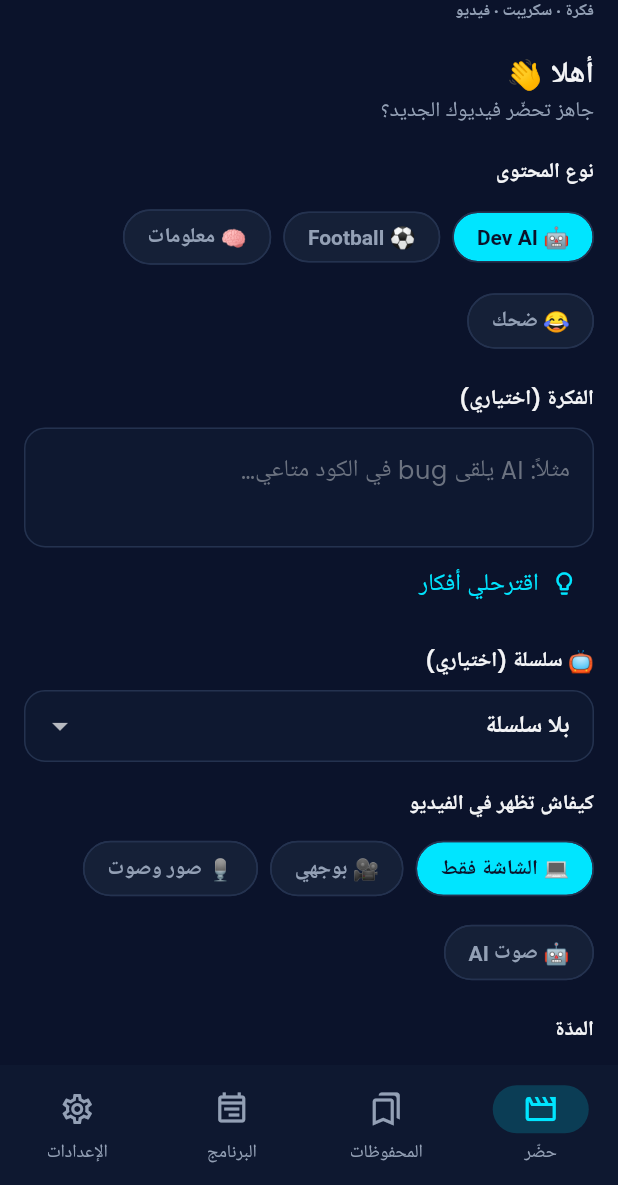
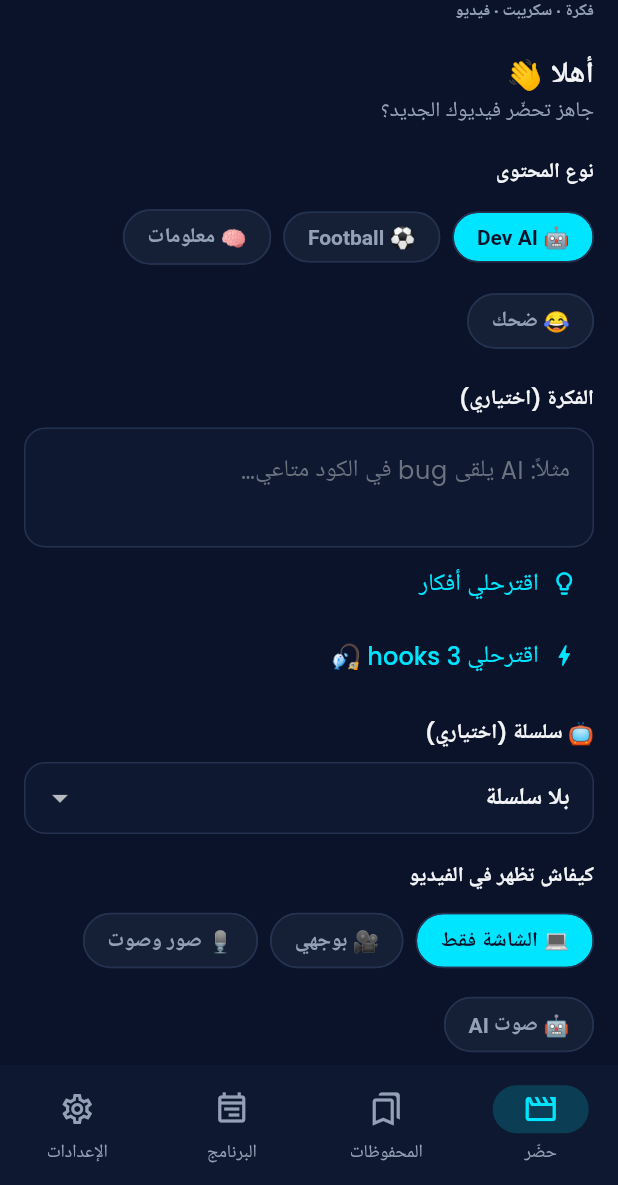
Before and after one commit to marwenbannour/tiktok-studio, a Flutter app: the screen it shows after launch, on a phone screen of 412 x 824 dp, the part 51-1236 px from its top. Run offline on Flutter 3.47's test engine with Material 3 defaults, Android fonts, the phone set to English and light mode, and no system bars; our stand-ins replace camera, drift, drift_flutter, flutter_local_notifications, flutter_secure_storage, flutter_timezone and 6 more; missing offline and left inert: gal; accounts and stored records are empty; generated files the repository leaves out were written again.

Commit message:
Feature: اقتراح 3 hooks (أهمّ 3 ثواني)
- Prompts.hooks(category, idea): يطلب 3 hooks مختلفة (<12 كلمة) للموضوع/الفكرة.
- Prompts.script(hook): كان المستخدم اختار hook، يتفرض كـsegment الأول.
- شاشة حضّر: زرّ «اقترحلي 3 hooks 🎣» → cards → نختار وحدة → banner
  «الـhook المختار» يتبعث للتوليد (مع إمكانية الشيل).
- يساعد النموّ: الـcompletion rate يبدا من أول 3 ثواني.
- 3 tests جداد — 44 host test خضر، analyze نظيف، APK arm64 22.3 Mo.

Co-Authored-By: Claude Opus 4.8 <noreply@anthropic.com>

```diff
--- a/lib/prompts.dart
+++ b/lib/prompts.dart
@@ -17,6 +17,7 @@ class Prompts {
     required String style,
     required int duration,
     String seriesContext = '',
+    String hook = '',
   }) =>
       '''$rules
 
@@ -25,6 +26,7 @@ class Prompts {
 - الفكرة: ${idea.isEmpty ? 'إختار إنت فكرة قوية وبسيطة تناسب مبتدئ' : idea}
 - طريقة الظهور: $style
 - المدّة: $duration ثانية بالضبط، format 9:16
+${hook.trim().isEmpty ? '' : '- الـhook (segment الأول، أول 3 ثواني) لازم يكون بالضبط: «${hook.trim()}» — ابنِ الباقي عليه.'}
 ${seriesContext.isEmpty ? '' : '''
 هذا جزء من سلسلة حلقات متواصلة. الحلقات اللي فاتت:
 $seriesContext
@@ -72,4 +74,12 @@ $all
 
 اقترح 5 أفكار فيديوهات TikTok قصيرة في موضوع: $category. كل فكرة جملة قصيرة بالدارجة التونسية، سهلة التصوير لمبتدئ.
 جاوب بـJSON برك: {"ideas":["...","..."]}''';
+
+  static String hooks(String category, String idea) => '''$rules
+
+المطلوب: 3 hooks مختلفة لفيديو TikTok في موضوع: $category.
+${idea.trim().isEmpty ? 'إختار إنت زاوية قوية تناسب مبتدئ.' : 'الفكرة: ${idea.trim()}'}
+الـhook هو أول 3 ثواني: جملة وحدة قصيرة (أقل من 12 كلمة) توقّف المشاهد وتمنعو يسكرولا.
+خلّي الـ3 مختلفين في الأسلوب (مثلا: سؤال مثير، نتيجة صادمة، غلطة شائعة، «شدّ بالك»...).
+جاوب بـJSON برك: {"hooks":["...","...","..."]}''';
 }
--- a/lib/screens/studio_screen.dart
+++ b/lib/screens/studio_screen.dart
@@ -37,6 +37,9 @@ class _StudioScreenState extends State<StudioScreen> {
   bool _loading = false;
   bool _loadingIdeas = false;
   List<String> _ideas = [];
+  bool _loadingHooks = false;
+  List<String> _hooks = [];
+  String? _chosenHook; // الـhook المختار (يتبعث للتوليد)
   ({String category, double avgViews, int count})? _best; // نصيحة V2
 
   // سلاسل الحلقات (V2)
@@ -126,6 +129,7 @@ class _StudioScreenState extends State<StudioScreen> {
         style: _style,
         duration: _duration,
         seriesContext: seriesContext,
+        hook: _chosenHook ?? '',
       ));
       var script = VideoScript.fromJson({
         ...json,
@@ -166,6 +170,22 @@ class _StudioScreenState extends State<StudioScreen> {
       _snack(errorMessage(e));
     } finally {
       if (mounted) setState(() => _loadingIdeas = false);
+    }
+  }
+
+  Future<void> _suggestHooks() async {
+    final api = await _api();
+    if (api == null) return;
+    setState(() => _loadingHooks = true);
+    try {
+      final json =
+          await api.askJson(Prompts.hooks(_category, _idea.text.trim()), maxTokens: 1000);
+      final list = (json['hooks'] as List?)?.map((e) => '$e').toList() ?? [];
+      setState(() => _hooks = list);
+    } catch (e) {
+      _snack(errorMessage(e));
+    } finally {
+      if (mounted) setState(() => _loadingHooks = false);
     }
   }
 
@@ -275,6 +295,57 @@ class _StudioScreenState extends State<StudioScreen> {
                   }),
                 ),
               )),
+          // 🎣 اقتراح 3 hooks — نختار وحدة وتتبعث للتوليد (أهمّ حاجة: أول 3 ثواني)
+          Align(
+            alignment: AlignmentDirectional.centerStart,
+            child: TextButton.icon(
+              onPressed: _loadingHooks ? null : _suggestHooks,
+              icon: _loadingHooks
+                  ? const SizedBox(
+                      width: 18, height: 18, child: CircularProgressIndicator(strokeWidth: 2))
+                  : const Icon(Icons.bolt_outlined),
+              label: Text(_loadingHooks ? 'نخمّم…' : 'اقترحلي 3 hooks 🎣'),
+            ),
+          ),
+          ..._hooks.map((h) => Card(
+                child: ListTile(
+                  leading: const Text('🎣'),
+                  title: Text(h),
+                  trailing: const Icon(Icons.add_circle_outline, color: AppColors.cyan),
+                  onTap: () => setState(() {
+                    _chosenHook = h;
+                    _hooks = [];
+                  }),
+                ),
+              )),
+          if (_chosenHook != null)
+            Padding(
+              padding: const EdgeInsets.only(top: 4),
+              child: Container(
+                padding: const EdgeInsets.symmetric(horizontal: 12, vertical: 10),
+                decoration: BoxDecoration(
+                  color: AppColors.cyan.withValues(alpha: 0.1),
+                  borderRadius: BorderRadius.circular(12),
+                  border: Border.all(color: AppColors.cyan.withValues(alpha: 0.4)),
+                ),
+                child: Row(
+                  children: [
+                    const Text('🎣 '),
+                    Expanded(
+                      child: Text('الـhook المختار: ${_chosenHook!}',
+                          style: const TextStyle(
+                              color: AppColors.cyan, fontWeight: FontWeight.w600)),
+                    ),
+                    IconButton(
+                      tooltip: 'شيل',
+                      visualDensity: VisualDensity.compact,
+                      icon: const Icon(Icons.close, size: 18),
+                      onPressed: () => setState(() => _chosenHook = null),
+                    ),
+                  ],
+                ),
+              ),
+            ),
           _label('📺 سلسلة (اختياري)'),
           DropdownButtonFormField<String?>(
             initialValue: _series,
```
Also changed, not shown: 1 other file.
